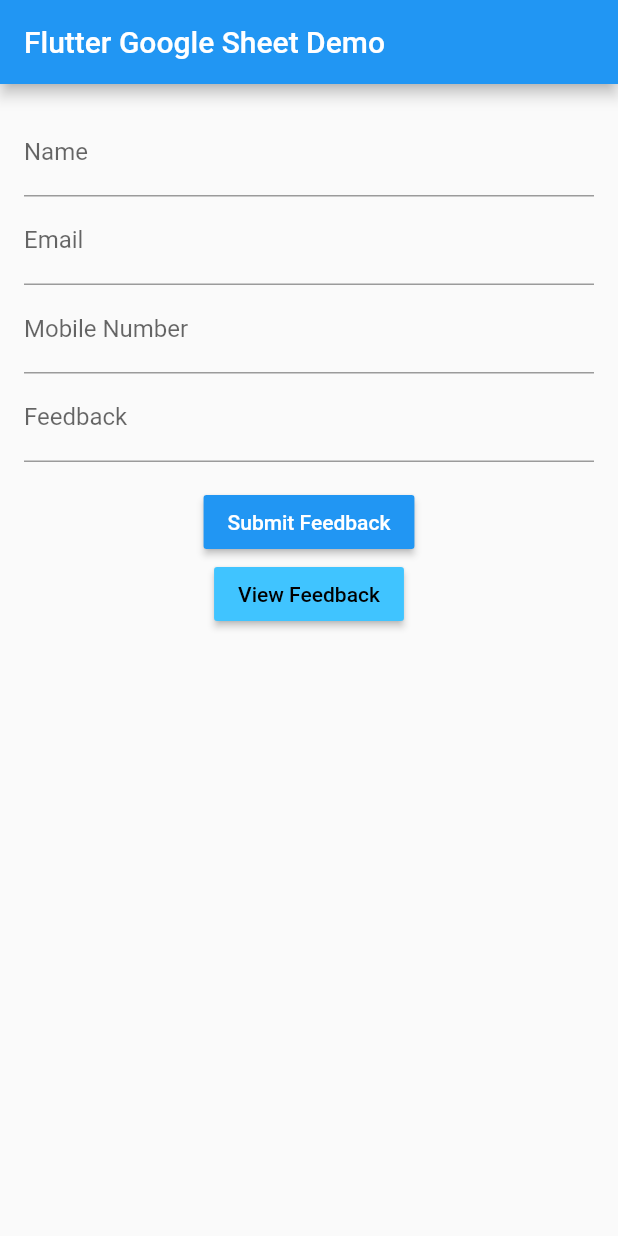
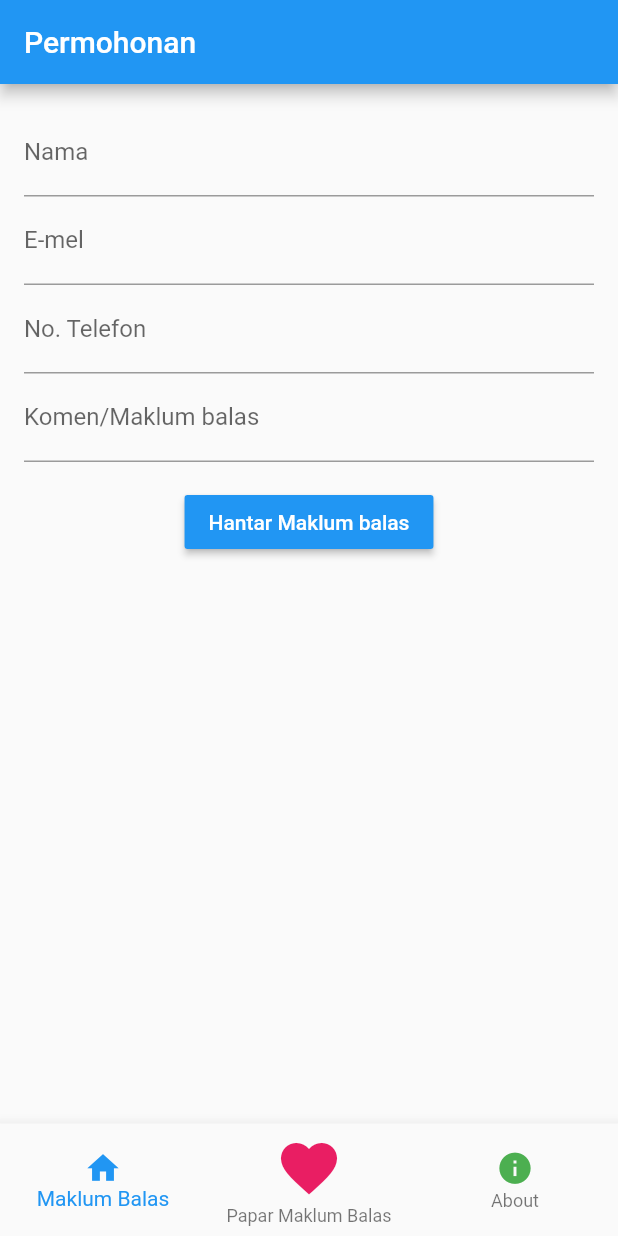
Before and after one commit to PatilShreyas/Flutter2GoogleSheets-Demo, a Flutter app: the screen it shows after launch, on a phone screen of 412 x 824 dp. Run offline on Flutter 3.47's test engine with Material 2 defaults, Android fonts, the phone set to English and light mode, and no system bars; our stand-ins replace cached_network_image; missing offline and left inert: flutter_decorated_text.

Commit message:
initial commit

```diff
--- a/lib/controller/form_controller.dart
+++ b/lib/controller/form_controller.dart
@@ -9,7 +9,7 @@ import '../model/form.dart';
 class FormController {
   // Google App Script Web URL.
   static const String URL =
-      "https://script.google.com/macros/s/AKfycbyAaNh-1JK5pSrUnJ34Scp3889mTMuFI86DkDp42EkWiSOOycE/exec";
+      "https://script.google.com/macros/s/AKfycbyG0ZZ3py7QYHUwZmE97U-aIVhlNfokm15Q8BiF_ZmMK21DNvEaUNcAvqelIHER2o2z/exec";
 
   // Success Status Message
   static const STATUS_SUCCESS = "SUCCESS";
--- a/lib/feedback_list.dart
+++ b/lib/feedback_list.dart
@@ -1,4 +1,5 @@
 import 'package:flutter/material.dart';
+import 'package:google_sheets_app/form_view.dart';
 
 import 'controller/form_controller.dart';
 import 'model/form.dart';
@@ -7,11 +8,11 @@ class FeedbackListScreen extends StatelessWidget {
   @override
   Widget build(BuildContext context) {
     return MaterialApp(
-        title: 'Feedback Responses',
+        title: 'Maklum Balas',
         theme: ThemeData(
           primarySwatch: Colors.blue,
         ),
-        home: FeedbackListPage(title: "Responses"));
+        home: FeedbackListPage(title: "Maklum balas"));
   }
 }
 
@@ -64,7 +65,7 @@ class _FeedbackListPageState extends State<FeedbackListPage> {
                 Icon(Icons.message),
                 Expanded(
                   child: Text(feedbackItems[index].feedback),
-                )
+                ),
               ],
             ),
           );
--- /dev/null
+++ b/lib/form_view.dart
@@ -0,0 +1,157 @@
+import 'package:flutter/material.dart';
+import 'package:google_sheets_app/feedback_list.dart';
+
+import 'controller/form_controller.dart';
+import 'model/form.dart';
+
+class MyForm extends StatelessWidget {
+  @override
+  Widget build(BuildContext context) {
+    return MaterialApp(
+        title: 'Borang Permohonan',
+        theme: ThemeData(
+          primarySwatch: Colors.blue,
+        ),
+        home: MyFormPage(title: "Permohonan"));
+  }
+}
+
+class MyFormPage extends StatefulWidget {
+  MyFormPage({Key key, this.title}) : super(key: key);
+
+  final String title;
+
+  @override
+  _MyFormState createState() => _MyFormState();
+}
+
+class _MyFormState extends State<MyFormPage> {
+  // Create a global key that uniquely identifies the Form widget
+  // and allows validation of the form.
+  //
+  // Note: This is a `GlobalKey<FormState>`,
+  // not a GlobalKey<MyCustomFormState>.
+  final _formKey = GlobalKey<FormState>();
+  final _scaffoldKey = GlobalKey<ScaffoldState>();
+
+  // TextField Controllers
+  TextEditingController nameController = TextEditingController();
+  TextEditingController emailController = TextEditingController();
+  TextEditingController mobileNoController = TextEditingController();
+  TextEditingController feedbackController = TextEditingController();
+
+  // Method to Submit Feedback and save it in Google Sheets
+  void _submitForm() {
+    // Validate returns true if the form is valid, or false
+    // otherwise.
+    if (_formKey.currentState.validate()) {
+      // If the form is valid, proceed.
+      FeedbackForm feedbackForm = FeedbackForm(
+          nameController.text,
+          emailController.text,
+          mobileNoController.text,
+          feedbackController.text);
+
+      FormController formController = FormController();
+
+      _showSnackbar("Submitting Feedback");
+
+      // Submit 'feedbackForm' and save it in Google Sheets.
+      formController.submitForm(feedbackForm, (String response) {
+        print("Response: $response");
+        if (response == FormController.STATUS_SUCCESS) {
+          // Feedback is saved succesfully in Google Sheets.
+          _showSnackbar("Feedback Submitted");
+        } else {
+          // Error Occurred while saving data in Google Sheets.
+          _showSnackbar("Error Occurred!");
+        }
+      });
+    }
+  }
+
+  // Method to show snackbar with 'message'.
+  _showSnackbar(String message) {
+    final snackBar = SnackBar(content: Text(message));
+    _scaffoldKey.currentState.showSnackBar(snackBar);
+  }
+
+  @override
+  Widget build(BuildContext context) {
+    return Scaffold(
+      key: _scaffoldKey,
+      resizeToAvoidBottomInset: false,
+      appBar: AppBar(
+        title: Text(widget.title),
+      ),
+      body: Center(
+        child: Column(
+          mainAxisAlignment: MainAxisAlignment.start,
+          children: <Widget>[
+            Form(
+                key: _formKey,
+                child: Padding(
+                  padding: EdgeInsets.all(16),
+                  child: Column(
+                    crossAxisAlignment: CrossAxisAlignment.start,
+                    children: <Widget>[
+                      TextFormField(
+                        controller: nameController,
+                        validator: (value) {
+                          if (value.isEmpty) {
+                            return 'Sila masukkan teks nama';
+                          }
+                          return null;
+                        },
+                        decoration: InputDecoration(labelText: 'Nama'),
+                      ),
+                      TextFormField(
+                        controller: emailController,
+                        validator: (value) {
+                          if (!value.contains("@")) {
+                            return 'Masukkan format e-mel yang betul';
+                          }
+                          return null;
+                        },
+                        keyboardType: TextInputType.emailAddress,
+                        decoration: InputDecoration(labelText: 'E-mel'),
+                      ),
+                      TextFormField(
+                        controller: mobileNoController,
+                        validator: (value) {
+                          if (value.trim().length != 10) {
+                            return 'Masukkan 10 angka sahaja';
+                          }
+                          return null;
+                        },
+                        keyboardType: TextInputType.number,
+                        decoration: InputDecoration(
+                          labelText: 'No. Telefon',
+                        ),
+                      ),
+                      TextFormField(
+                        controller: feedbackController,
+                        validator: (value) {
+                          if (value.isEmpty) {
+                            return 'Sila Masukkan teks';
+                          }
+                          return null;
+                        },
+                        keyboardType: TextInputType.multiline,
+                        decoration: InputDecoration(labelText: 'Komen/Maklum balas'),
+                      ),
+                    ],
+                  ),
+                )),
+            RaisedButton(
+              color: Colors.blue,
+              textColor: Colors.white,
+              onPressed: _submitForm,
+              child: Text('Hantar Maklum balas'),
+            ),
+          ],
+        ),
+      ),
+    );
+  }
+}
--- a/lib/main.dart
+++ b/lib/main.dart
@@ -2,170 +2,76 @@ import 'package:flutter/material.dart';
 import 'package:google_sheets_app/feedback_list.dart';
 
 import 'controller/form_controller.dart';
-import 'model/form.dart';
+import 'feedback_list.dart';
+import 'form_view.dart';
+import 'about.dart';
 
-void main() => runApp(MyApp());
-
-class MyApp extends StatelessWidget {
-  @override
-  Widget build(BuildContext context) {
-    return MaterialApp(
-      title: 'Flutter Google Sheet Demo',
-      theme: ThemeData(
-        primarySwatch: Colors.blue,
-      ),
-      home: MyHomePage(title: 'Flutter Google Sheet Demo'),
-    );
-  }
+void main() {
+  runApp(MyApp());
 }
 
-class MyHomePage extends StatefulWidget {
-  MyHomePage({Key key, this.title}) : super(key: key);
-
-  final String title;
+class MyApp extends StatefulWidget {
+  // This widget is the root of your application.
 
   @override
-  _MyHomePageState createState() => _MyHomePageState();
+  _MyAppState createState() => _MyAppState();
 }
 
-class _MyHomePageState extends State<MyHomePage> {
-  // Create a global key that uniquely identifies the Form widget
-  // and allows validation of the form.
-  //
-  // Note: This is a `GlobalKey<FormState>`,
-  // not a GlobalKey<MyCustomFormState>.
-  final _formKey = GlobalKey<FormState>();
-  final _scaffoldKey = GlobalKey<ScaffoldState>();
+class _MyAppState extends State<MyApp> {
+  int _currentIndex = 0;
+  //array of widget
+  List _pages = [
+    MyForm(),
+    FeedbackListScreen(),
+    AboutScreen(),
+  ];
 
-  // TextField Controllers
-  TextEditingController nameController = TextEditingController();
-  TextEditingController emailController = TextEditingController();
-  TextEditingController mobileNoController = TextEditingController();
-  TextEditingController feedbackController = TextEditingController();
-
-  // Method to Submit Feedback and save it in Google Sheets
-  void _submitForm() {
-    // Validate returns true if the form is valid, or false
-    // otherwise.
-    if (_formKey.currentState.validate()) {
-      // If the form is valid, proceed.
-      FeedbackForm feedbackForm = FeedbackForm(
-          nameController.text,
-          emailController.text,
-          mobileNoController.text,
-          feedbackController.text);
-
-      FormController formController = FormController();
-
-      _showSnackbar("Submitting Feedback");
-
-      // Submit 'feedbackForm' and save it in Google Sheets.
-      formController.submitForm(feedbackForm, (String response) {
-        print("Response: $response");
-        if (response == FormController.STATUS_SUCCESS) {
-          // Feedback is saved succesfully in Google Sheets.
-          _showSnackbar("Feedback Submitted");
-        } else {
-          // Error Occurred while saving data in Google Sheets.
-          _showSnackbar("Error Occurred!");
-        }
-      });
-    }
-  }
-
-  // Method to show snackbar with 'message'.
-  _showSnackbar(String message) {
-    final snackBar = SnackBar(content: Text(message));
-    _scaffoldKey.currentState.showSnackBar(snackBar);
+  //function onTab
+  void onTabTapped(int index) {
+    setState(() {
+      _currentIndex = index;
+    });
   }
 
   @override
   Widget build(BuildContext context) {
-    return Scaffold(
-      key: _scaffoldKey,
-      resizeToAvoidBottomPadding: false,
-      appBar: AppBar(
-        title: Text(widget.title),
-      ),
-      body: Center(
-        child: Column(
-          mainAxisAlignment: MainAxisAlignment.start,
-          children: <Widget>[
-            Form(
-                key: _formKey,
-                child: Padding(
-                  padding: EdgeInsets.all(16),
-                  child: Column(
-                    crossAxisAlignment: CrossAxisAlignment.start,
-                    children: <Widget>[
-                      TextFormField(
-                        controller: nameController,
-                        validator: (value) {
-                          if (value.isEmpty) {
-                            return 'Enter Valid Name';
-                          }
-                          return null;
-                        },
-                        decoration: InputDecoration(labelText: 'Name'),
-                      ),
-                      TextFormField(
-                        controller: emailController,
-                        validator: (value) {
-                          if (!value.contains("@")) {
-                            return 'Enter Valid Email';
-                          }
-                          return null;
-                        },
-                        keyboardType: TextInputType.emailAddress,
-                        decoration: InputDecoration(labelText: 'Email'),
-                      ),
-                      TextFormField(
-                        controller: mobileNoController,
-                        validator: (value) {
-                          if (value.trim().length != 10) {
-                            return 'Enter 10 Digit Mobile Number';
-                          }
-                          return null;
-                        },
-                        keyboardType: TextInputType.number,
-                        decoration: InputDecoration(
-                          labelText: 'Mobile Number',
-                        ),
-                      ),
-                      TextFormField(
-                        controller: feedbackController,
-                        validator: (value) {
-                          if (value.isEmpty) {
-                            return 'Enter Valid Feedback';
-                          }
-                          return null;
-                        },
-                        keyboardType: TextInputType.multiline,
-                        decoration: InputDecoration(labelText: 'Feedback'),
-                      ),
-                    ],
-                  ),
-                )),
-            RaisedButton(
-              color: Colors.blue,
-              textColor: Colors.white,
-              onPressed: _submitForm,
-              child: Text('Submit Feedback'),
+    return MaterialApp(
+      home: Scaffold(
+        body: Center(child: _pages[_currentIndex]),
+        //body end here
+
+        //bottom navigation start here
+        bottomNavigationBar: BottomNavigationBar(
+          onTap: onTabTapped,
+          currentIndex: _currentIndex,
+          items: [
+            BottomNavigationBarItem(
+              icon: Icon(
+                Icons.home,
+                color: Colors.blue,
+                size: 25,
+              ),
+              label: "Maklum Balas",
             ),
-            RaisedButton(
-              color: Colors.lightBlueAccent,
-              textColor: Colors.black,
-              onPressed: () {
-                Navigator.push(
-                    context,
-                    MaterialPageRoute(
-                      builder: (context) => FeedbackListScreen(),
-                    ));
-              },
-              child: Text('View Feedback'),
+            BottomNavigationBarItem(
+              icon: Icon(
+                Icons.favorite,
+                color: Colors.pink,
+                size: 45,
+              ),
+              label: "Papar Maklum Balas",
+            ),
+            BottomNavigationBarItem(
+              icon: Icon(
+                Icons.info,
+                color: Colors.green,
+                size: 25,
+              ),
+              label: "About",
             ),
           ],
         ),
+        //bottom navigation end here
       ),
     );
   }
--- a/pubspec.yaml
+++ b/pubspec.yaml
@@ -24,6 +24,8 @@ dependencies:
   # Use with the CupertinoIcons class for iOS style icons.
   cupertino_icons: ^0.1.2
   http: ^0.12.0+3
+  flutter_decorated_text: ^1.0.12
+  cached_network_image: ^2.5.1
 
 dev_dependencies:
   flutter_test:
```
Also changed, not shown: lib/about.dart (added, +198 -0 lines), pubspec.lock, 4 other files.
